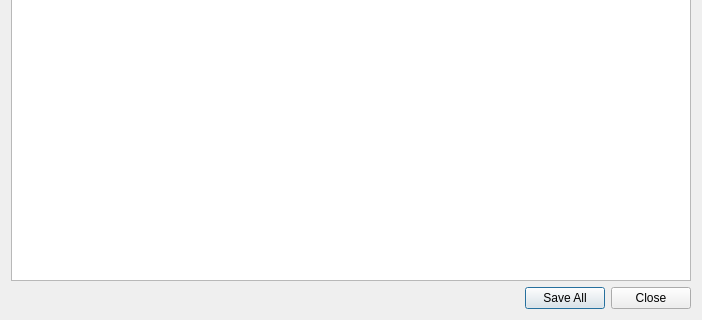
The window that src/gui/contributiondialog.ui (Bjoe/member-manager) describes before a commit, drawn with Qt 5; both pictures show x 0 to 702 and y 163 to 483 of the 702 by 483 pixel window.
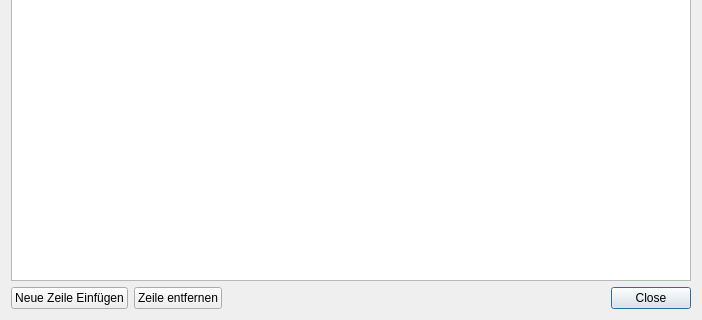
The same window after the commit.

The edit to the form file:
```diff
--- a/src/gui/contributiondialog.ui
+++ b/src/gui/contributiondialog.ui
@@ -14,7 +14,7 @@
    <string>Dialog</string>
   </property>
   <layout class="QGridLayout" name="gridLayout">
-   <item row="0" column="0">
+   <item row="0" column="0" colspan="3">
     <widget class="QTableView" name="contributionTableView">
      <property name="sortingEnabled">
       <bool>true</bool>
@@ -25,21 +25,29 @@
      <attribute name="verticalHeaderVisible">
       <bool>false</bool>
      </attribute>
-     <attribute name="verticalHeaderVisible">
-      <bool>false</bool>
-     </attribute>
-     <attribute name="horizontalHeaderStretchLastSection">
-      <bool>true</bool>
-     </attribute>
     </widget>
    </item>
-   <item row="1" column="0">
+   <item row="1" column="2">
     <widget class="QDialogButtonBox" name="buttonBox">
      <property name="orientation">
       <enum>Qt::Horizontal</enum>
      </property>
      <property name="standardButtons">
-      <set>QDialogButtonBox::Close|QDialogButtonBox::SaveAll</set>
+      <set>QDialogButtonBox::Close</set>
+     </property>
+    </widget>
+   </item>
+   <item row="1" column="0">
+    <widget class="QPushButton" name="newRowButton">
+     <property name="text">
+      <string>Neue Zeile Einfügen</string>
+     </property>
+    </widget>
+   </item>
+   <item row="1" column="1">
+    <widget class="QPushButton" name="deleteRowButton">
+     <property name="text">
+      <string>Zeile entfernen</string>
      </property>
     </widget>
    </item>
```
